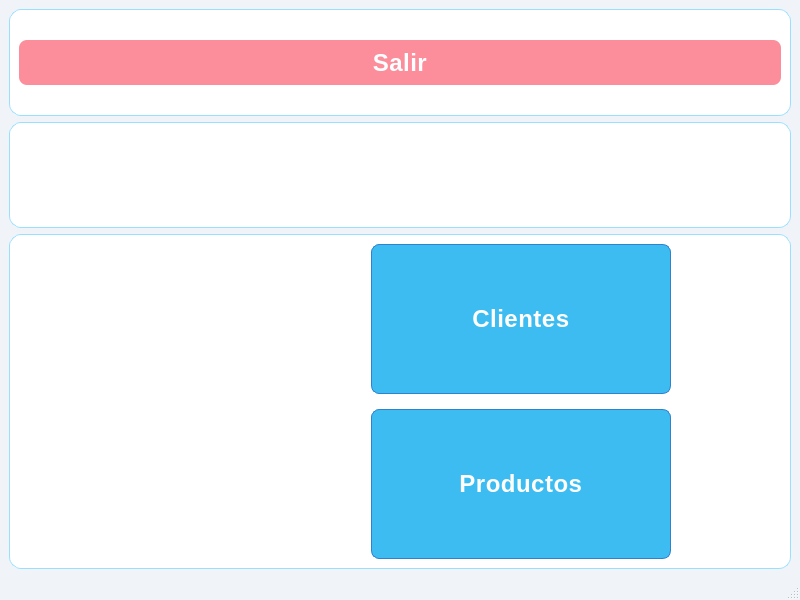
The window that modelo/ui/ui_menu.ui (iDxgo/Proyecto_CRUD) describes before a commit, drawn with Qt 5.
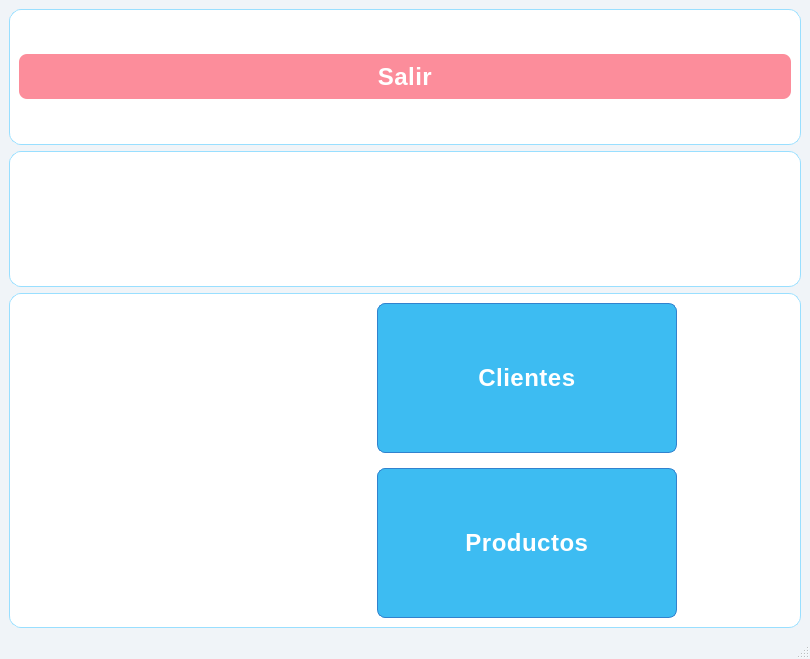
The same window after the commit. Icons and pictures are not drawn.

Commit message: Base de datos y corrección de errores

What changed in the file:
```diff
--- a/modelo/ui/ui_menu.ui
+++ b/modelo/ui/ui_menu.ui
@@ -6,8 +6,8 @@
    <rect>
     <x>0</x>
     <y>0</y>
-    <width>800</width>
-    <height>600</height>
+    <width>810</width>
+    <height>659</height>
    </rect>
   </property>
   <property name="windowTitle">
```
Left out of the diff: 2 changed lines with no effect on the pictures. The commit also changes 2 other files.
